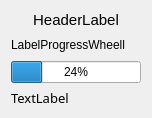
First picture: the form in ui/stick20responsedialog.ui, repository Nitrokey/nitrokey-app, before the edit.
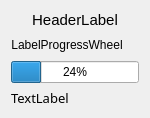
Second picture: the form after the edit. Icons and pictures are not drawn.

Diff of the .ui file:
```diff
--- a/ui/stick20responsedialog.ui
+++ b/ui/stick20responsedialog.ui
@@ -58,7 +58,7 @@
        <item>
         <widget class="QLabel" name="LabelProgressWheel">
          <property name="text">
-          <string>LabelProgressWheell</string>
+          <string>LabelProgressWheel</string>
          </property>
          <property name="alignment">
           <set>Qt::AlignCenter</set>
```
